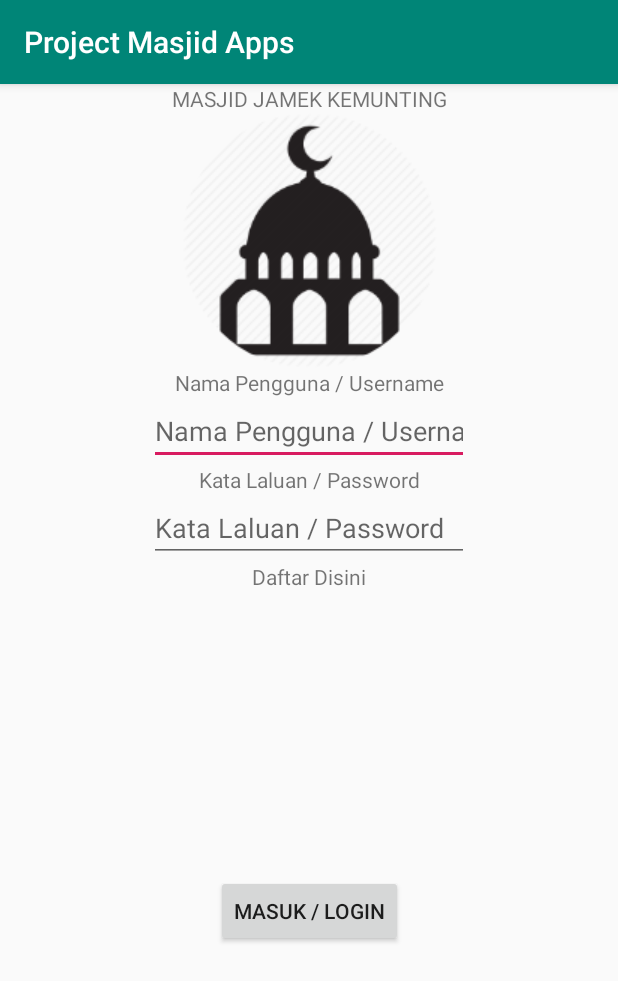
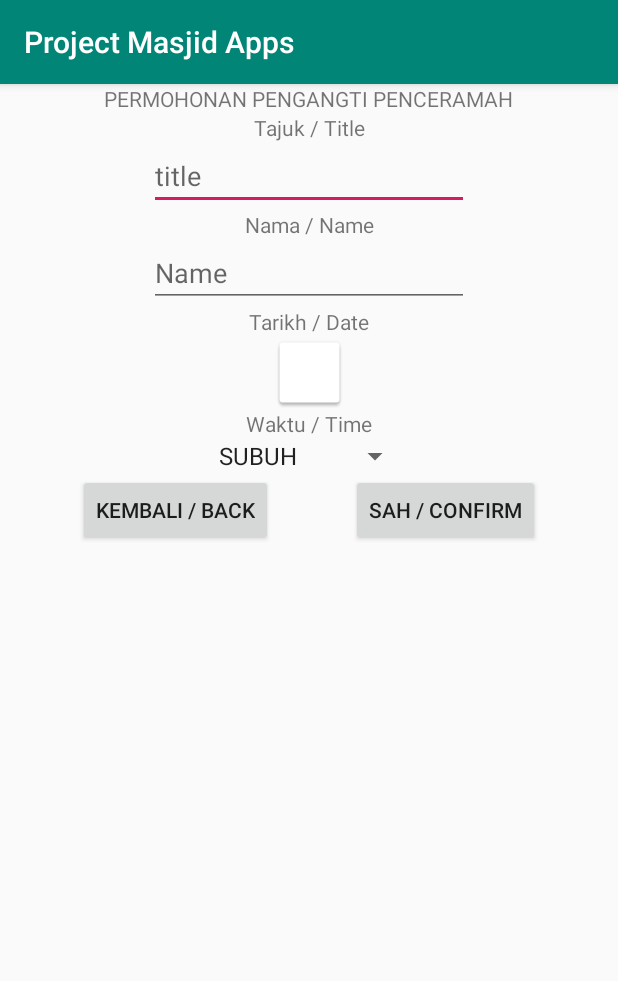
Before and after one commit to bomohit/Masjid-App, an Android app: the screen it shows after launch (LoginMain before the commit, RequestTazkirah after it), on a phone screen of 412 x 824 dp. Shown: the top 981 px of the screen. Run offline under Robolectric (Android 15) with nearby library versions, the phone set to English and light mode, and no system bars; our stand-ins replace Firebase (no records; nobody signed in at launch, a user with empty details on screens opened directly).

Commit message:
create request Tazkirah and COnfirmation including logic

```diff
--- a/app/src/main/AndroidManifest.xml
+++ b/app/src/main/AndroidManifest.xml
@@ -15,14 +15,16 @@
         <activity android:name=".RegisterMain" >
         </activity>
         <activity android:name=".LoginMain" >
+        </activity>
+        <activity android:name=".HomeMain" />
+        <activity android:name=".RequestTazkirah" >
             <intent-filter>
                 <action android:name="android.intent.action.MAIN" />
 
                 <category android:name="android.intent.category.LAUNCHER" />
             </intent-filter>
         </activity>
-        <activity android:name=".HomeMain" />
-        <activity android:name=".RequestTazkirah" />
+        <activity android:name=".RequestTazkirahConfirmation" />
     </application>
 
 </manifest>
--- a/app/src/main/java/com/example/projectmasjidapps/RequestTazkirah.kt
+++ b/app/src/main/java/com/example/projectmasjidapps/RequestTazkirah.kt
@@ -1,11 +1,127 @@
 package com.example.projectmasjidapps
 
+import android.app.DatePickerDialog
+import android.content.Intent
 import android.os.Bundle
+import android.util.Log.d
+import android.view.View
+import android.widget.AdapterView
+import android.widget.ArrayAdapter
+import android.widget.Toast
 import androidx.appcompat.app.AppCompatActivity
+import com.google.firebase.firestore.ktx.firestore
+import com.google.firebase.ktx.Firebase
+import kotlinx.android.synthetic.main.request_tazkirah.*
+import java.util.*
 
-class RequestTazkirah : AppCompatActivity() {
+class RequestTazkirah : AppCompatActivity(), AdapterView.OnItemSelectedListener,
+    View.OnClickListener {
+
+    val db = Firebase.firestore
+    var waktu = ""
+
     override fun onCreate(savedInstanceState: Bundle?) {
         super.onCreate(savedInstanceState)
         setContentView(R.layout.request_tazkirah)
+
+        // Time Spinner
+        spinnerTazkirahTime.onItemSelectedListener = this
+        buttonConfirm.setOnClickListener(this)
+        buttonBack.setOnClickListener(this)
+
+        ArrayAdapter.createFromResource(
+            this,
+            R.array.waktu,
+            android.R.layout.simple_spinner_item
+        ).also { adapter ->
+            adapter.setDropDownViewResource(android.R.layout.simple_spinner_dropdown_item)
+            spinnerTazkirahTime.adapter = adapter
+        }
+
+        // Calendar
+        val c = Calendar.getInstance()
+        val year = c.get(Calendar.YEAR)
+        val month = c.get(Calendar.MONTH)
+        val day = c.get(Calendar.DAY_OF_MONTH)
+
+        inputTazkirahDate.setOnClickListener {
+            d("bomohit", "date clicked")
+            val date = DatePickerDialog(this, DatePickerDialog.OnDateSetListener { _, mYear, mMonth, mDay ->
+                inputTazkirahDate.text = "$mDay-${mMonth+1}-$mYear"
+            }, year, month, day)
+
+            date.show()
+        }
+    }
+
+    override fun onNothingSelected(parent: AdapterView<*>?) {
+    }
+
+    override fun onItemSelected(parent: AdapterView<*>, view: View, pos: Int, id: Long) {
+        d("bomohit", "spinner waktu: ${parent.getItemAtPosition(pos)}")
+        waktu = parent.getItemAtPosition(pos).toString()
+    }
+
+    override fun onClick(v: View) {
+        val i = v.id
+
+        when (i) {
+            R.id.buttonConfirm -> requestTazkirah(inputTazkirahTitle.text.toString(), inputTazkirahName.text.toString(), inputTazkirahDate.text.toString(), waktu)
+        }
+    }
+
+    private fun requestTazkirah(title: String, name: String, date: String, waktu: String) {
+        // Check if the form completed
+        if (!validate()) {
+            return
+        }
+
+        // Pass the data to confirmation screen
+        val intent = Intent(this, RequestTazkirahConfirmation::class.java)
+        intent.putExtra("waktu", waktu)
+        intent.putExtra("date", date)
+        intent.putExtra("title", title)
+        intent.putExtra("name", name)
+        startActivity(intent)
+
+    }
+
+    fun validate(): Boolean {
+        var valid = true
+
+        val title = inputTazkirahTitle.text.toString()
+        if (title.isEmpty()) {
+            inputTazkirahTitle.error = "Perlu / Required"
+            valid = false
+        } else {
+            inputTazkirahTitle.error = null
+        }
+
+        val name = inputTazkirahName.text.toString()
+        if (name.isEmpty()) {
+            inputTazkirahName.error = "Perlu / Required"
+            valid = false
+        } else {
+            inputTazkirahName.error = null
+        }
+
+        val date = inputTazkirahDate.text.toString()
+        if (date.isEmpty()) {
+            inputTazkirahDate.error = "Perlu / Required"
+            valid = false
+        } else {
+            inputTazkirahDate.error = null
+        }
+
+        val waktu = waktu
+        if (waktu.isEmpty()) {
+            Toast.makeText(applicationContext, "Tetapkan Waktu / set the time", Toast.LENGTH_SHORT).show()
+            valid = false
+        } else {
+
+        }
+
+        return valid
+
     }
 }
--- a/app/src/main/res/layout/request_tazkirah.xml
+++ b/app/src/main/res/layout/request_tazkirah.xml
@@ -1,6 +1,111 @@
 <?xml version="1.0" encoding="utf-8"?>
-<androidx.constraintlayout.widget.ConstraintLayout
-    xmlns:android="http://schemas.android.com/apk/res/android" android:layout_width="match_parent"
+<androidx.constraintlayout.widget.ConstraintLayout xmlns:android="http://schemas.android.com/apk/res/android"
+    xmlns:app="http://schemas.android.com/apk/res-auto"
+    xmlns:tools="http://schemas.android.com/tools"
+    android:layout_width="match_parent"
     android:layout_height="match_parent">
 
+    <TextView
+        android:id="@+id/textView10"
+        android:layout_width="wrap_content"
+        android:layout_height="wrap_content"
+        android:text="PERMOHONAN PENGANGTI PENCERAMAH"
+        app:layout_constraintEnd_toEndOf="parent"
+        app:layout_constraintStart_toStartOf="parent"
+        app:layout_constraintTop_toTopOf="parent" />
+
+    <TextView
+        android:id="@+id/textView11"
+        android:layout_width="wrap_content"
+        android:layout_height="wrap_content"
+        android:text="Tajuk / Title"
+        app:layout_constraintEnd_toEndOf="parent"
+        app:layout_constraintStart_toStartOf="parent"
+        app:layout_constraintTop_toBottomOf="@+id/textView10" />
+
+    <EditText
+        android:id="@+id/inputTazkirahTitle"
+        android:layout_width="wrap_content"
+        android:layout_height="wrap_content"
+        android:ems="10"
+        android:hint="title"
+        android:inputType="textPersonName"
+        app:layout_constraintEnd_toEndOf="parent"
+        app:layout_constraintStart_toStartOf="parent"
+        app:layout_constraintTop_toBottomOf="@+id/textView11" />
+
+    <TextView
+        android:id="@+id/textView12"
+        android:layout_width="wrap_content"
+        android:layout_height="wrap_content"
+        android:text="Nama / Name"
+        app:layout_constraintEnd_toEndOf="parent"
+        app:layout_constraintStart_toStartOf="parent"
+        app:layout_constraintTop_toBottomOf="@+id/inputTazkirahTitle" />
+
+    <EditText
+        android:id="@+id/inputTazkirahName"
+        android:layout_width="wrap_content"
+        android:layout_height="wrap_content"
+        android:ems="10"
+        android:hint="Name"
+        android:inputType="textPersonName"
+        app:layout_constraintEnd_toEndOf="parent"
+        app:layout_constraintStart_toStartOf="parent"
+        app:layout_constraintTop_toBottomOf="@+id/textView12" />
+
+    <TextView
+        android:id="@+id/textView13"
+        android:layout_width="wrap_content"
+        android:layout_height="wrap_content"
+        android:text="Tarikh / Date"
+        app:layout_constraintEnd_toEndOf="parent"
+        app:layout_constraintStart_toStartOf="parent"
+        app:layout_constraintTop_toBottomOf="@+id/inputTazkirahName" />
+
+    <TextView
+        android:id="@+id/inputTazkirahDate"
+        android:layout_width="wrap_content"
+        android:layout_height="wrap_content"
+        android:background="@drawable/common_google_signin_btn_icon_light_normal_background"
+        app:layout_constraintEnd_toEndOf="parent"
+        app:layout_constraintStart_toStartOf="parent"
+        app:layout_constraintTop_toBottomOf="@+id/textView13" />
+
+    <TextView
+        android:id="@+id/textView15"
+        android:layout_width="wrap_content"
+        android:layout_height="wrap_content"
+        android:text="Waktu / Time"
+        app:layout_constraintEnd_toEndOf="parent"
+        app:layout_constraintStart_toStartOf="parent"
+        app:layout_constraintTop_toBottomOf="@+id/inputTazkirahDate" />
+
+    <Spinner
+        android:id="@+id/spinnerTazkirahTime"
+        android:layout_width="wrap_content"
+        android:layout_height="wrap_content"
+        app:layout_constraintEnd_toEndOf="parent"
+        app:layout_constraintStart_toStartOf="parent"
+        app:layout_constraintTop_toBottomOf="@+id/textView15" />
+
+    <Button
+        android:id="@+id/buttonConfirm"
+        android:layout_width="wrap_content"
+        android:layout_height="wrap_content"
+        android:text="Sah / confirm"
+        app:layout_constraintEnd_toEndOf="parent"
+        app:layout_constraintHorizontal_bias="0.5"
+        app:layout_constraintStart_toEndOf="@+id/buttonBack"
+        app:layout_constraintTop_toBottomOf="@+id/spinnerTazkirahTime" />
+
+    <Button
+        android:id="@+id/buttonBack"
+        android:layout_width="wrap_content"
+        android:layout_height="wrap_content"
+        android:text="Kembali / Back"
+        app:layout_constraintEnd_toStartOf="@+id/buttonConfirm"
+        app:layout_constraintHorizontal_bias="0.5"
+        app:layout_constraintStart_toStartOf="parent"
+        app:layout_constraintTop_toBottomOf="@+id/spinnerTazkirahTime" />
 </androidx.constraintlayout.widget.ConstraintLayout>
--- /dev/null
+++ b/app/src/main/res/values/spinner_time.xml
@@ -0,0 +1,10 @@
+<?xml version="1.0" encoding="utf-8"?>
+<resources>
+    <string-array name="waktu">
+        <item>SUBUH</item>
+        <item>ZOHOR</item>
+        <item>ASAR</item>
+        <item>MAGHRIB</item>
+        <item>ISYAK</item>
+    </string-array>
+</resources>
```
Also changed, not shown: app/src/main/java/com/example/projectmasjidapps/RequestTazkirahConfirmation.kt (added, +53 -0 lines), app/src/main/res/layout/request_tazkirah_confirmation.xml (added, +124 -0 lines).
